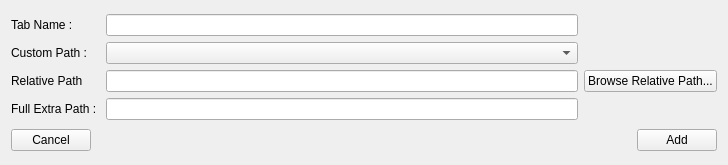
Before: the Qt Designer form AddExtraPathDialogue.ui in tonmaiart/MayaFileBrowser, drawn with Qt 5.
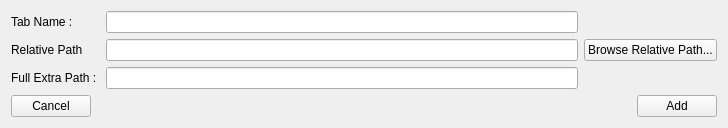
After: the same form once the commit is applied.

What changed in the file:
```diff
--- a/AddExtraPathDialogue.ui
+++ b/AddExtraPathDialogue.ui
@@ -7,7 +7,7 @@
     <x>0</x>
     <y>0</y>
     <width>728</width>
-    <height>165</height>
+    <height>126</height>
    </rect>
   </property>
   <property name="windowTitle">
@@ -16,38 +16,42 @@
   <layout class="QGridLayout" name="gridLayout_2" rowstretch="10,0">
    <item row="0" column="0">
     <layout class="QGridLayout" name="gridLayout">
-     <item row="2" column="1">
-      <widget class="QLineEdit" name="lineEdit_relative_path">
-       <property name="readOnly">
-        <bool>true</bool>
-       </property>
-      </widget>
-     </item>
      <item row="1" column="1">
-      <widget class="QComboBox" name="comboBox_custom_path"/>
+      <widget class="QLineEdit" name="lineEdit_relative_path">
+       <property name="readOnly">
+        <bool>true</bool>
+       </property>
+      </widget>
      </item>
-     <item row="3" column="0">
+     <item row="2" column="0">
       <widget class="QLabel" name="label_2">
        <property name="text">
         <string>Full Extra Path : </string>
        </property>
       </widget>
      </item>
-     <item row="3" column="1">
+     <item row="0" column="0">
+      <widget class="QLabel" name="label_4">
+       <property name="text">
+        <string>Tab Name :</string>
+       </property>
+      </widget>
+     </item>
+     <item row="2" column="1">
       <widget class="QLineEdit" name="lineEdit_full_extra_path">
        <property name="readOnly">
         <bool>true</bool>
        </property>
       </widget>
      </item>
+     <item row="1" column="2">
+      <widget class="QPushButton" name="pushButton_browse_relative_path">
+       <property name="text">
+        <string>Browse Relative Path...</string>
+       </property>
+      </widget>
+     </item>
      <item row="1" column="0">
-      <widget class="QLabel" name="label">
-       <property name="text">
-        <string>Custom Path :</string>
-       </property>
-      </widget>
-     </item>
-     <item row="2" column="0">
       <widget class="QLabel" name="label_3">
        <property name="text">
         <string>Relative Path</string>
@@ -57,20 +61,6 @@
      <item row="0" column="1">
       <widget class="QLineEdit" name="lineEdit_tabName"/>
      </item>
-     <item row="0" column="0">
-      <widget class="QLabel" name="label_4">
-       <property name="text">
-        <string>Tab Name :</string>
-       </property>
-      </widget>
-     </item>
-     <item row="2" column="2">
-      <widget class="QPushButton" name="pushButton_browse_relative_path">
-       <property name="text">
-        <string>Browse Relative Path...</string>
-       </property>
-      </widget>
-     </item>
     </layout>
    </item>
    <item row="1" column="0">
```
